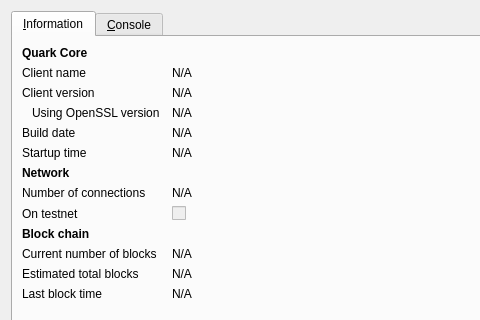
Old version of the form src/qt/forms/rpcconsole.ui in the repository garrood/bradburycoin; both pictures show x 0 to 480 and y 0 to 320 of the 740 by 491 pixel window.
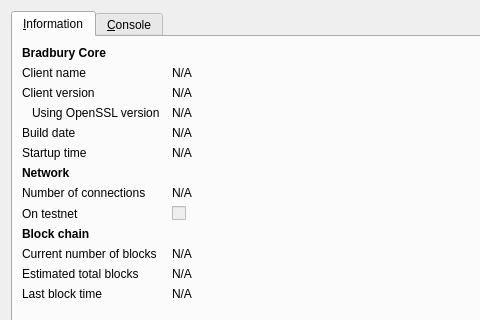
New version of the form. The open tabs and pages were chosen to show the change. Icons and pictures are not drawn.

```diff
--- a/src/qt/forms/rpcconsole.ui
+++ b/src/qt/forms/rpcconsole.ui
@@ -36,7 +36,7 @@
           </font>
          </property>
          <property name="text">
-          <string>Quark Core</string>
+          <string>Bradbury Core</string>
          </property>
         </widget>
        </item>
```
Left out of the diff: 6 changed lines with no effect on the pictures.
